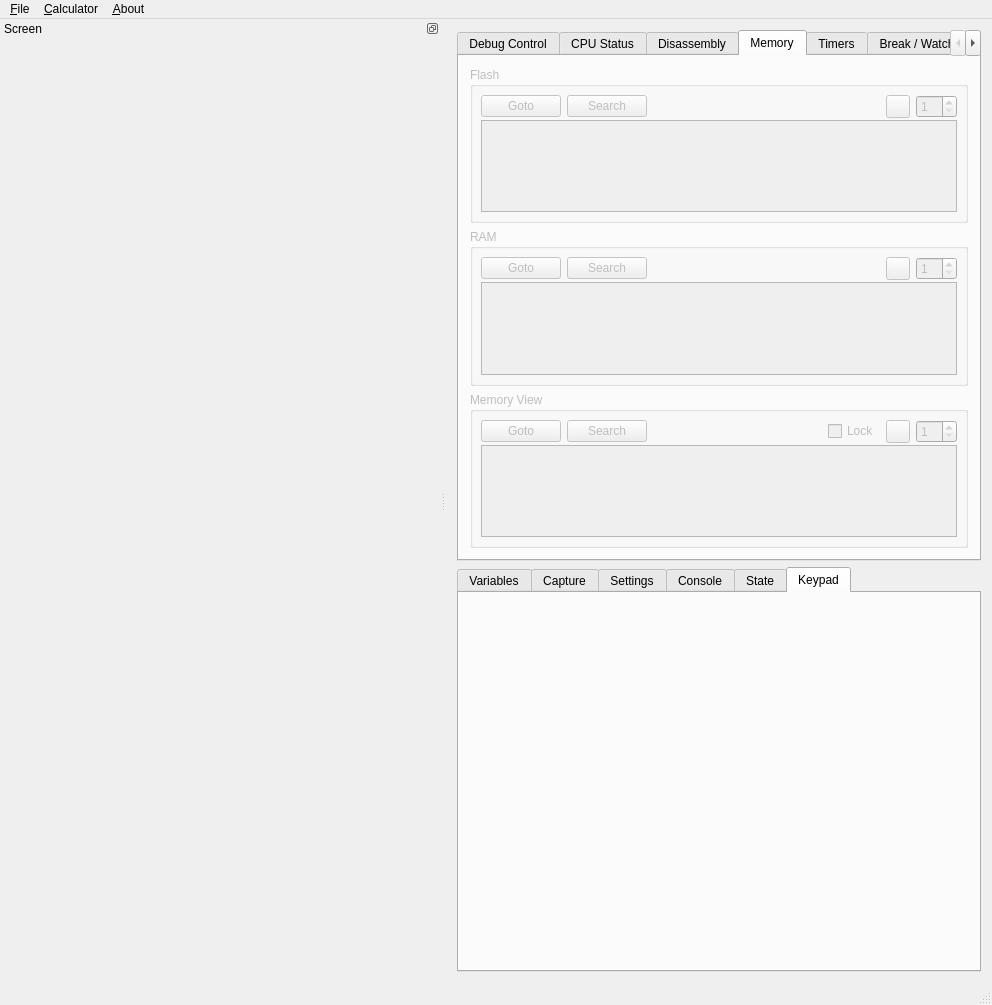
Old version of the form gui/qt/mainwindow.ui in the repository CE-Programming/CEmu.
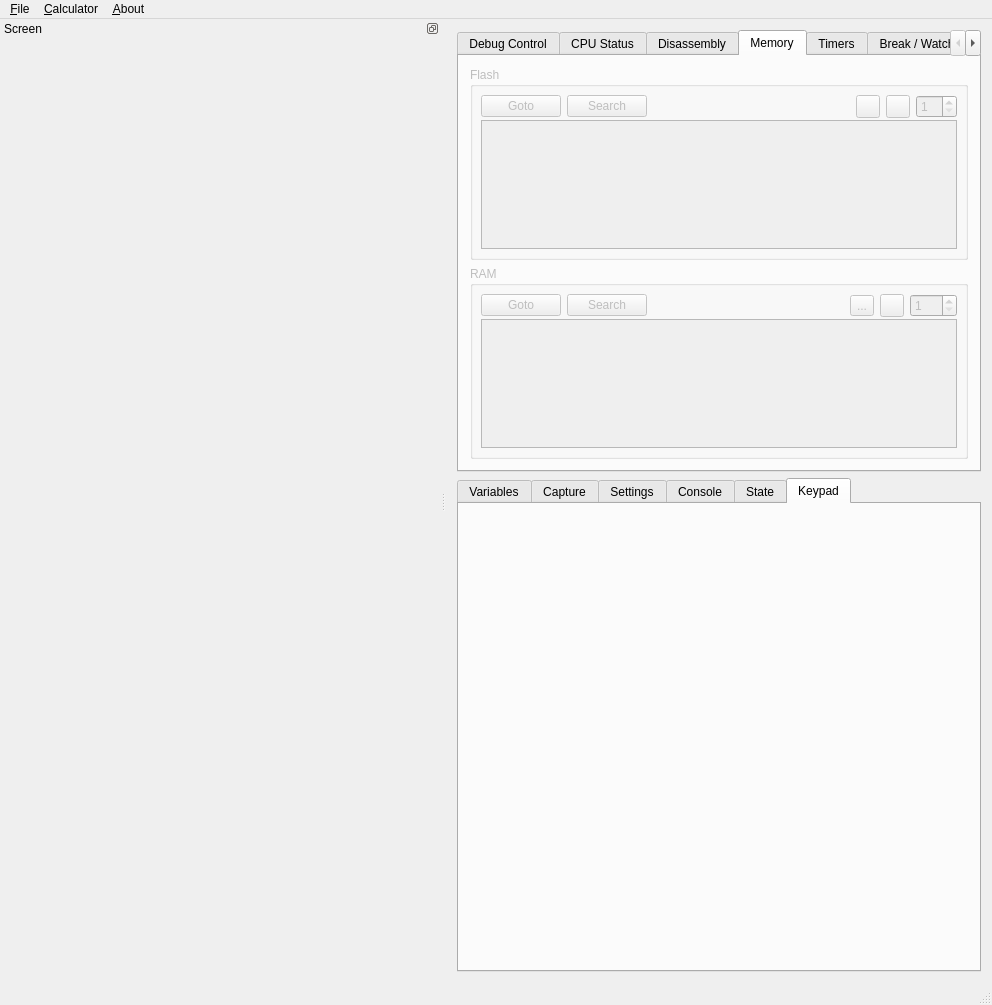
New version of the form. The open tabs and pages were chosen to show the change. Icons and pictures are not drawn. Custom widgets are drawn as their Qt base class.

Commit message: Add aton of things (Fix #222, Fix #220, Fix #217) + much cleaner memory dock management + toggle ascii region + infinite stack scroll + goto last focused memory + goto register values by name

What changed in the file:
```diff
--- a/gui/qt/mainwindow.ui
+++ b/gui/qt/mainwindow.ui
@@ -3526,6 +3526,20 @@
                </property>
               </spacer>
              </item>
+             <item>
+              <widget class="QToolButton" name="flashAscii">
+               <property name="text">
+                <string/>
+               </property>
+               <property name="icon">
+                <iconset resource="resources.qrc">
+                 <normaloff>:/icons/resources/icons/characters.png</normaloff>:/icons/resources/icons/characters.png</iconset>
+               </property>
+               <property name="checkable">
+                <bool>true</bool>
+               </property>
+              </widget>
+             </item>
              <item>
               <widget class="QToolButton" name="buttonFlashSync">
                <property name="toolTip">
@@ -3635,6 +3649,20 @@
                </property>
               </spacer>
              </item>
+             <item>
+              <widget class="QToolButton" name="ramAscii">
+               <property name="text">
+                <string>...</string>
+               </property>
+               <property name="icon">
+                <iconset resource="resources.qrc">
+                 <normaloff>:/icons/resources/icons/characters.png</normaloff>:/icons/resources/icons/characters.png</iconset>
+               </property>
+               <property name="checkable">
+                <bool>true</bool>
+               </property>
+              </widget>
+             </item>
              <item>
               <widget class="QToolButton" name="buttonRamSync">
                <property name="toolTip">
@@ -3655,7 +3683,7 @@
                 <number>1</number>
                </property>
                <property name="maximum">
-                <number>32</number>
+                <number>999</number>
                </property>
               </widget>
              </item>
@@ -3683,134 +3711,6 @@
           </layout>
          </widget>
         </item>
-        <item>
-         <widget class="QGroupBox" name="groupMem">
-          <property name="enabled">
-           <bool>false</bool>
-          </property>
-          <property name="title">
-           <string>Memory View</string>
-          </property>
-          <layout class="QVBoxLayout" name="verticalLayout_16">
-           <property name="spacing">
-            <number>2</number>
-           </property>
-           <property name="leftMargin">
-            <number>8</number>
-           </property>
-           <property name="topMargin">
-            <number>8</number>
-           </property>
-           <property name="rightMargin">
-            <number>8</number>
-           </property>
-           <property name="bottomMargin">
-            <number>8</number>
-           </property>
-           <item>
-            <layout class="QHBoxLayout" name="horizontalLayout_16">
-             <item>
-              <widget class="QPushButton" name="buttonMemGoto">
-               <property name="text">
-                <string>Goto</string>
-               </property>
-               <property name="icon">
-                <iconset resource="resources.qrc">
-                 <normaloff>:/icons/resources/icons/goto.png</normaloff>:/icons/resources/icons/goto.png</iconset>
-               </property>
-              </widget>
-             </item>
-             <item>
-              <widget class="QPushButton" name="buttonMemSearch">
-               <property name="sizePolicy">
-                <sizepolicy hsizetype="Maximum" vsizetype="Maximum">
-                 <horstretch>0</horstretch>
-                 <verstretch>0</verstretch>
-                </sizepolicy>
-               </property>
-               <property name="text">
-                <string>Search</string>
-               </property>
-               <property name="icon">
-                <iconset resource="resources.qrc">
-                 <normaloff>:/icons/resources/icons/search.png</normaloff>:/icons/resources/icons/search.png</iconset>
-               </property>
-              </widget>
-             </item>
-             <item>
-              <spacer name="hs_3">
-               <property name="orientation">
-                <enum>Qt::Horizontal</enum>
-               </property>
-               <property name="sizeHint" stdset="0">
-                <size>
-                 <width>0</width>
-                 <height>20</height>
-                </size>
-               </property>
-              </spacer>
-             </item>
-             <item>
-              <widget class="QCheckBox" name="checkLockPosition">
-               <property name="sizePolicy">
-                <sizepolicy hsizetype="Maximum" vsizetype="Maximum">
-                 <horstretch>0</horstretch>
-                 <verstretch>0</verstretch>
-                </sizepolicy>
-               </property>
-               <property name="text">
-                <string>Lock</string>
-               </property>
-              </widget>
-             </item>
-             <item>
-              <widget class="QToolButton" name="buttonMemSync">
-               <property name="toolTip">
-                <string>Sync changes</string>
-               </property>
-               <property name="text">
-                <string/>
-               </property>
-               <property name="icon">
-                <iconset resource="resources.qrc">
-                 <normaloff>:/icons/resources/icons/refresh.png</normaloff>:/icons/resources/icons/refresh.png</iconset>
-               </property>
-              </widget>
-             </item>
-             <item>
-              <widget class="QSpinBox" name="memBytes">
-               <property name="minimum">
-                <number>1</number>
-               </property>
-               <property name="maximum">
-                <number>32</number>
-               </property>
-              </widget>
-             </item>
-            </layout>
-           </item>
-           <item>
-            <widget class="QHexEdit" name="memEdit">
-             <property name="sizePolicy">
-              <sizepolicy hsizetype="Expanding" vsizetype="Expanding">
-               <horstretch>0</horstretch>
-               <verstretch>0</verstretch>
-              </sizepolicy>
-             </property>
-             <property name="minimumSize">
-              <size>
-               <width>0</width>
-               <height>0</height>
-              </size>
-             </property>
-             <property name="contextMenuPolicy">
-              <enum>Qt::CustomContextMenu</enum>
-             </property>
-            </widget>
-           </item>
-          </layout>
-         </widget>
-        </item>
        </layout>
       </widget>
       <widget class="QWidget" name="debugTimerWidget">
```
Left out of the diff: 11 changed lines with no effect on the pictures. The commit also changes 12 other files.
